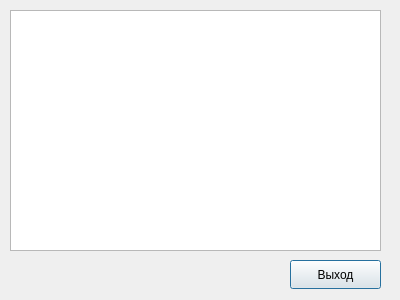
Old version of the form Practic_3/max.ui in the repository MrDzhofik/OOP-C-BMSTU.
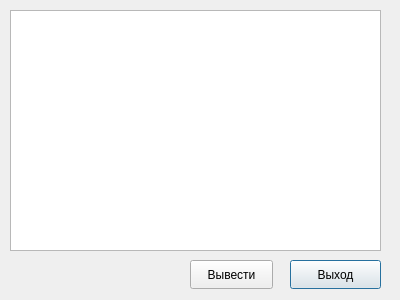
New version of the form.

Patch:
```diff
--- a/Practic_3/max.ui
+++ b/Practic_3/max.ui
@@ -36,6 +36,19 @@
     <string>Выход</string>
    </property>
   </widget>
+  <widget class="QPushButton" name="maxButton">
+   <property name="geometry">
+    <rect>
+     <x>190</x>
+     <y>260</y>
+     <width>83</width>
+     <height>29</height>
+    </rect>
+   </property>
+   <property name="text">
+    <string>Вывести</string>
+   </property>
+  </widget>
  </widget>
  <resources/>
  <connections/>
```
Left out of the diff: 21 changed lines with no effect on the pictures.
